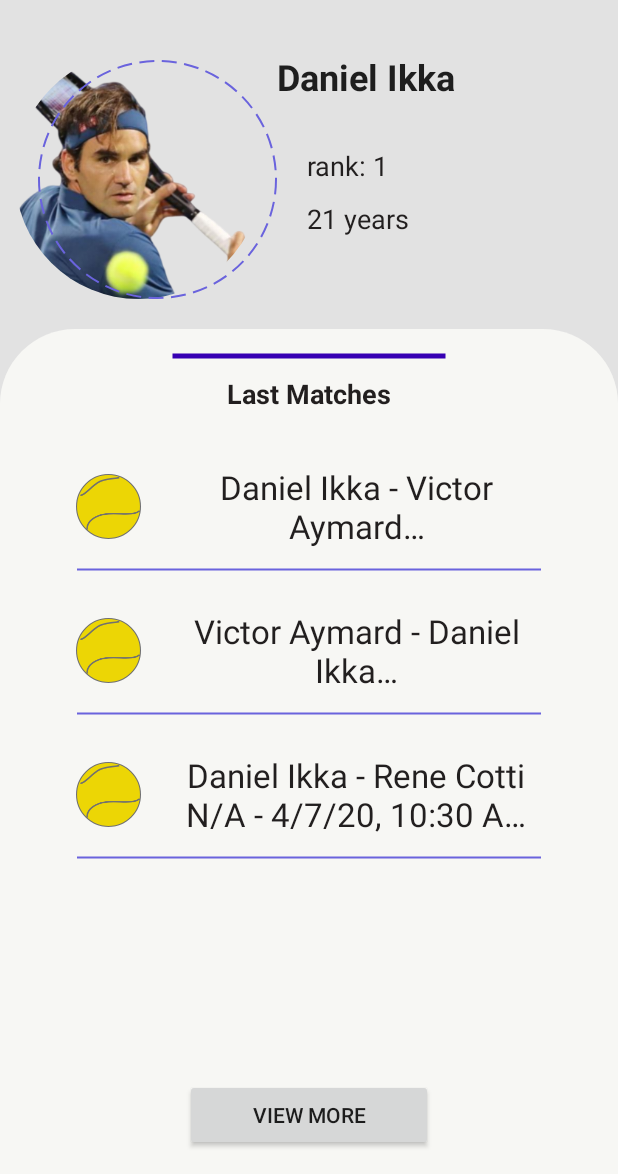
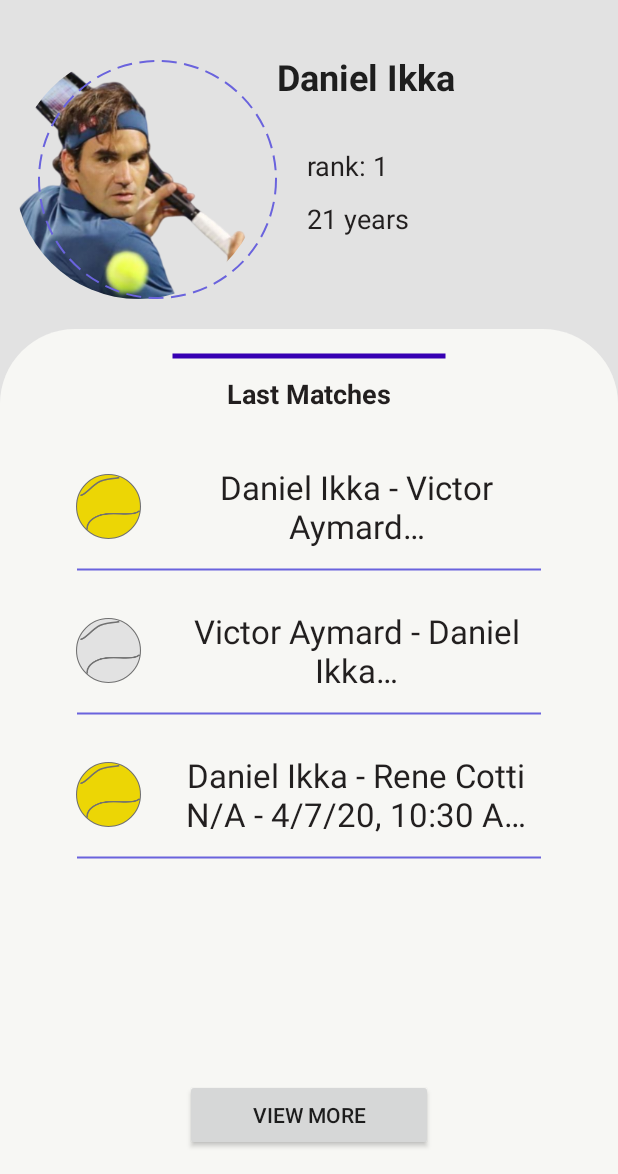
Before and after one commit to DanielIKKA/TennisTrackerApp, an Android app: the screen it shows after launch (MainActivity), on a phone screen of 412 x 824 dp, the part 62-1236 px from its top. Run offline under Robolectric (Android 15) with nearby library versions, the phone set to English and light mode, and no system bars; our stand-ins replace CircleImageView.

Commit message:
fix ball win or loose

```diff
--- a/app/src/main/java/com/android/tennistrackerapp/controller/CustomAdapter.java
+++ b/app/src/main/java/com/android/tennistrackerapp/controller/CustomAdapter.java
@@ -1,5 +1,7 @@
 package com.android.tennistrackerapp.controller;
 
+import android.content.Context;
+import android.content.SharedPreferences;
 import android.view.LayoutInflater;
 import android.view.View;
 import android.view.ViewGroup;
@@ -32,10 +34,14 @@ public class CustomAdapter extends RecyclerView.Adapter<CustomAdapter.CustomView
     // you provide access to all the views for a data item in a view holder
     static class CustomViewHolder extends RecyclerView.ViewHolder {
 
+        private static final String CURRENT_ID = String.valueOf(R.string.comTennisTrackerCURRENT_ID);
+        private static final String PREFERENCE_MANAGER = String.valueOf(R.string.comTennisTrackerPREF_MANAGER);
+
         private ImageView image;
         private TextView title;
 
         private Match data;
+        private int currentId;
 
         CustomViewHolder(View cell) {
             super(cell);
@@ -43,6 +49,8 @@ public class CustomAdapter extends RecyclerView.Adapter<CustomAdapter.CustomView
             //find cell's view
             this.image = cell.findViewById(R.id.cell_ball_state);
             this.title = cell.findViewById(R.id.cell_title);
+
+            getSharedPref(cell.getContext());
         }
 
         void initWithData(Match data) {
@@ -53,6 +61,16 @@ public class CustomAdapter extends RecyclerView.Adapter<CustomAdapter.CustomView
             String location = data.getLocation() == null ? "N/A" : data.getLocation().toString();
 
             this.title.setText(MessageFormat.format("{0} - {1}\n{2} - {3}", winner.getName(), looser.getName(), location, dateToStr));
+            if ((winner.getId() == (this.currentId))) {
+                this.image.setImageResource(R.drawable.ball_win);
+            } else {
+                this.image.setImageResource(R.drawable.ball_lose);
+            }
+        }
+
+        private void getSharedPref(Context context) {
+            SharedPreferences sharedPref = context.getSharedPreferences(PREFERENCE_MANAGER, Context.MODE_PRIVATE);
+            this.currentId = sharedPref.getInt(CURRENT_ID, -1);
         }
     }
 
@@ -65,8 +83,7 @@ public class CustomAdapter extends RecyclerView.Adapter<CustomAdapter.CustomView
     @Override
     public CustomViewHolder onCreateViewHolder(@NonNull ViewGroup parent, int viewType) {
         // create a new generic cell
-        View v = LayoutInflater.from(parent.getContext())
-                .inflate(R.layout.fragment_home_cell_history, parent, false);
+        View v = LayoutInflater.from(parent.getContext()).inflate(R.layout.fragment_home_cell_history, parent, false);
 
         CustomViewHolder vh = new CustomViewHolder(v);
         return vh;
--- a/app/src/main/java/com/android/tennistrackerapp/controller/fragments/HomeFragment.java
+++ b/app/src/main/java/com/android/tennistrackerapp/controller/fragments/HomeFragment.java
@@ -24,6 +24,7 @@ public class HomeFragment extends Fragment implements View.OnClickListener {
 
     private static final String CURRENT_ID = String.valueOf(R.string.comTennisTrackerCURRENT_ID);
     private static final String PREFERENCE_MANAGER = String.valueOf(R.string.comTennisTrackerPREF_MANAGER);
+
     // ------------------------------
     // COMPONENTS FOR DESIGN
     // ------------------------------
```
